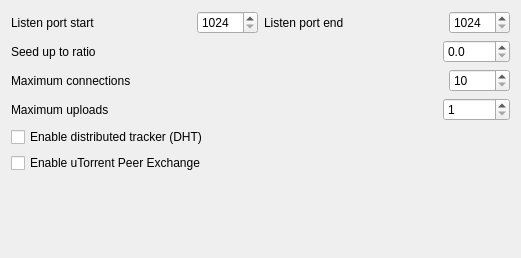
Before: the Qt Designer form SettingsTorrentForm.ui in LubosD/fatrat, drawn with Qt 5.
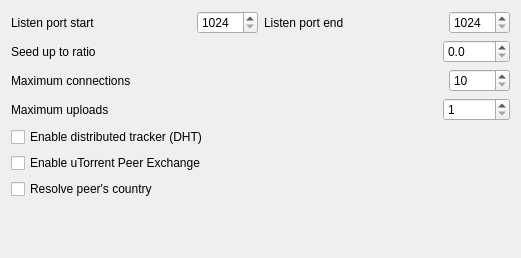
After: the same form once the commit is applied.

Commit message: Added torrent peer info page

```diff
--- a/SettingsTorrentForm.ui
+++ b/SettingsTorrentForm.ui
@@ -157,6 +157,13 @@
        </property>
       </widget>
      </item>
+     <item row="5" column="0" >
+      <widget class="QCheckBox" name="checkCountries" >
+       <property name="text" >
+        <string>Resolve peer's country</string>
+       </property>
+      </widget>
+     </item>
     </layout>
    </item>
    <item row="2" column="0" >
```
The commit also changes 252 other files.
